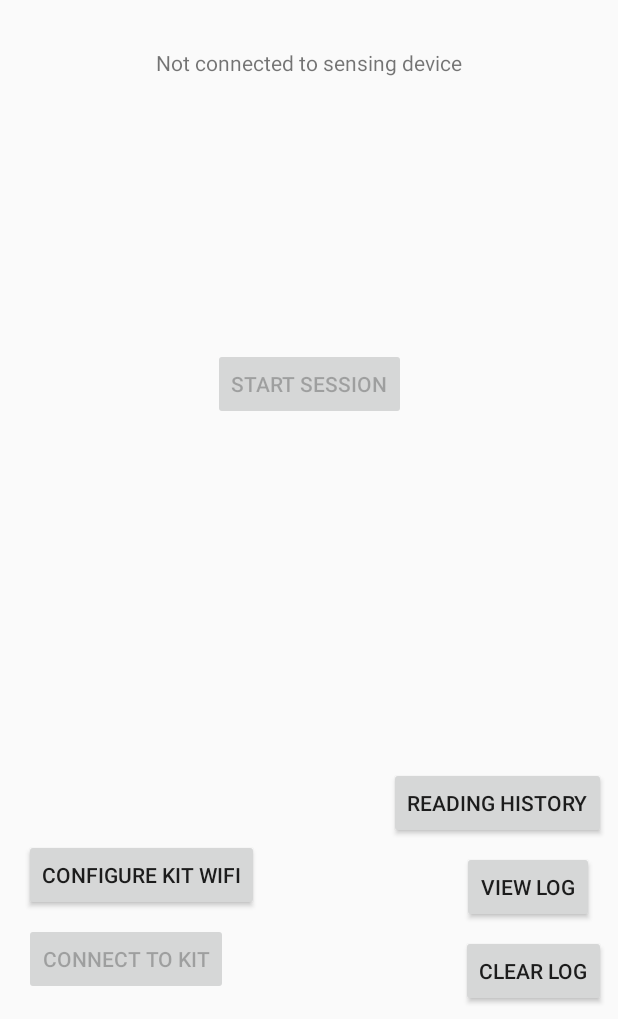
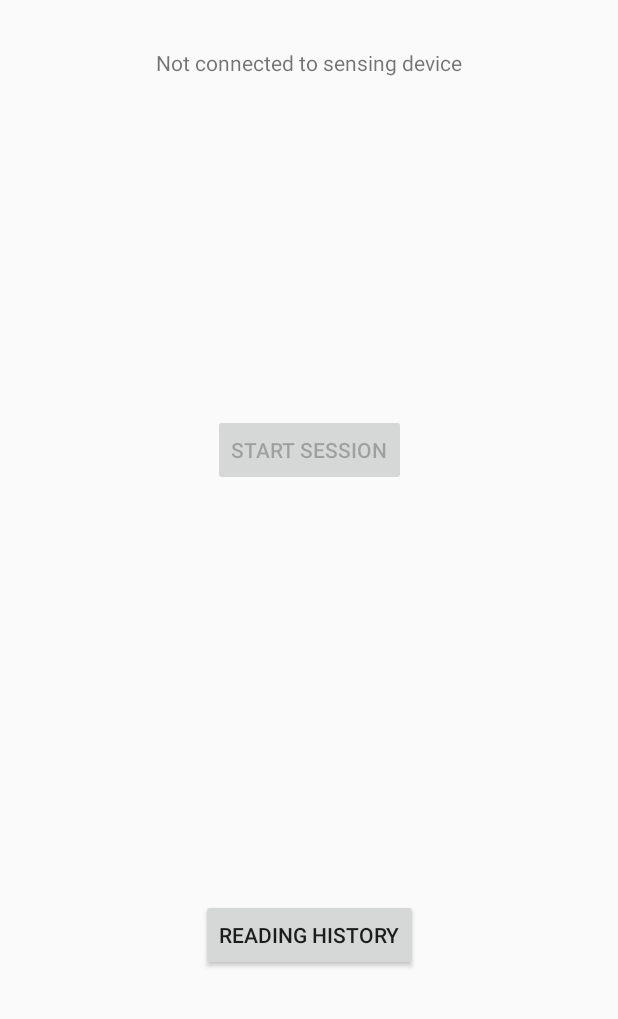
Before and after one commit to Nirog-India/nirog-scan, an Android app: the screen it shows after launch (MainActivity), on a phone screen of 412 x 824 dp, the part 217-1236 px from its top. Run offline under Robolectric (Android 15) with nearby library versions, the phone set to English and light mode, and no system bars.

Commit message:
Automatic version with Bluetooth architecture

```diff
--- a/app/src/main/res/layout/activity_main.xml
+++ b/app/src/main/res/layout/activity_main.xml
@@ -50,6 +50,7 @@
         android:layout_marginBottom="16dp"
         android:layout_marginStart="16dp"
         android:text="Connect to Kit"
+        android:visibility="gone"
         app:layout_constraintBottom_toBottomOf="parent"
         app:layout_constraintStart_toStartOf="parent" />
 
@@ -60,6 +61,7 @@
         android:layout_marginBottom="8dp"
         android:layout_marginEnd="16dp"
         android:text="View Log"
+        android:visibility="gone"
         app:layout_constraintBottom_toTopOf="@+id/clear_log_button"
         app:layout_constraintEnd_toEndOf="parent" />
 
@@ -70,6 +72,7 @@
         android:layout_marginBottom="8dp"
         android:layout_marginEnd="8dp"
         android:text="Clear Log"
+        android:visibility="gone"
         app:layout_constraintBottom_toBottomOf="parent"
         app:layout_constraintEnd_toEndOf="parent" />
 
@@ -77,12 +80,14 @@
         android:id="@+id/history_button"
         android:layout_width="wrap_content"
         android:layout_height="wrap_content"
-        android:layout_marginBottom="8dp"
+        android:layout_marginBottom="32dp"
         android:layout_marginEnd="8dp"
+        android:layout_marginStart="8dp"
         android:text="Reading History"
         android:visibility="visible"
         app:layout_constraintBottom_toTopOf="@+id/view_log_button"
-        app:layout_constraintEnd_toEndOf="parent" />
+        app:layout_constraintEnd_toEndOf="parent"
+        app:layout_constraintStart_toStartOf="parent" />
 
     <Button
         android:id="@+id/configure_wifi_button"
@@ -91,7 +96,7 @@
         android:layout_marginBottom="8dp"
         android:layout_marginStart="16dp"
         android:text="Configure Kit WiFi"
-        android:visibility="visible"
+        android:visibility="gone"
         app:layout_constraintBottom_toTopOf="@+id/scan_wifi_button"
         app:layout_constraintStart_toStartOf="parent" />
 
```
Also changed, not shown: app/src/main/java/com/apps/hrgiri/nirogscan/SessionActivity.java (+5 -3 lines).
